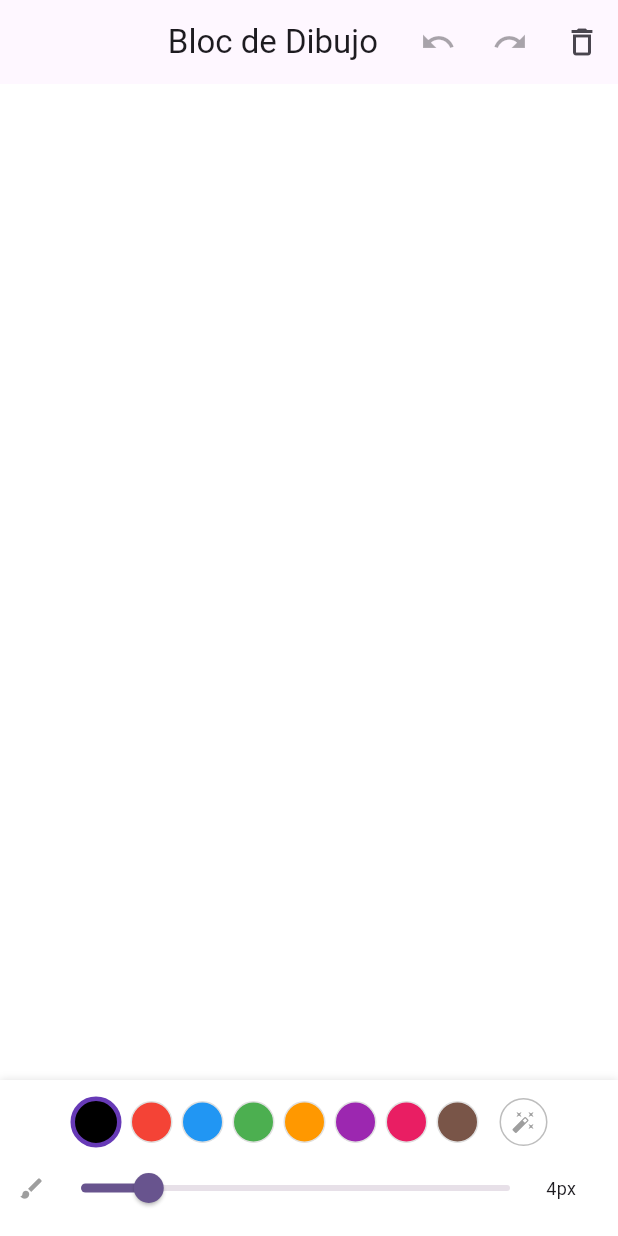
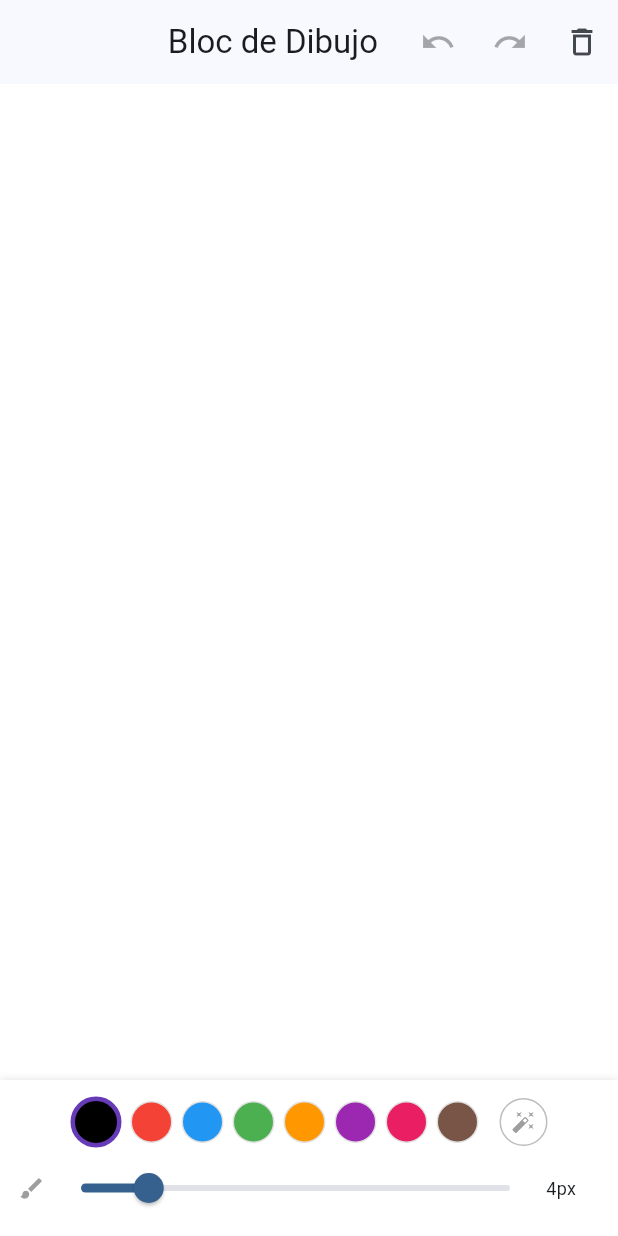
Before and after one commit to juanjomo4/flutter_application_bloc_dibujo, a Flutter app: the screen it shows after launch, on a phone screen of 412 x 824 dp. Run offline on Flutter 3.47's test engine with Material 3 defaults, Android fonts, the phone set to English and light mode, and no system bars; drawn by our look-alikes of dynamic_color.

Commit message:
Cambio de dependencias y colores
Co-authored-by: Copilot <copilot@github.com>

```diff
--- a/lib/main.dart
+++ b/lib/main.dart
@@ -1,5 +1,6 @@
 import 'package:flutter/material.dart';
 import 'package:provider/provider.dart';
+import 'package:dynamic_color/dynamic_color.dart';
 import 'providers/drawing_provider.dart';
 import 'screens/drawing_screen.dart';
 
@@ -14,14 +15,33 @@ class DrawingApp extends StatelessWidget {
   Widget build(BuildContext context) {
     return ChangeNotifierProvider(
       create: (_) => DrawingProvider(),
-      child: MaterialApp(
+      child: DynamicColorBuilder(
+        builder: (ColorScheme? lightDynamic, ColorScheme? darkDynamic) {
+          final lightScheme = lightDynamic ?? ColorScheme.fromSeed(
+            seedColor: Colors.blue,
+            brightness: Brightness.light,
+          );
+          final darkScheme = darkDynamic ?? ColorScheme.fromSeed(
+            seedColor: Colors.blue,
+            brightness: Brightness.dark,
+          );
+
+          return MaterialApp(
             title: 'Bloc de Dibujo',
             debugShowCheckedModeBanner: false,
+            themeMode: ThemeMode.system,
             theme: ThemeData(
-          colorScheme: ColorScheme.fromSeed(seedColor: Colors.deepPurple),
               useMaterial3: true,
+              colorScheme: lightScheme,
+            ),
+            darkTheme: ThemeData(
+              useMaterial3: true,
+              colorScheme: darkScheme,
+              brightness: Brightness.dark,
             ),
             home: const DrawingScreen(),
+          );
+        },
       ),
     );
   }
--- a/pubspec.yaml
+++ b/pubspec.yaml
@@ -31,7 +31,7 @@ dependencies:
   flutter:
     sdk: flutter
   provider: ^6.1.2
-  liquid_glass_widgets: ^0.10.2
+  dynamic_color: ^1.4.3
 
   # The following adds the Cupertino Icons font to your application.
   # Use with the CupertinoIcons class for iOS style icons.
```
Lines whose indentation alone changed are shown as unchanged.
